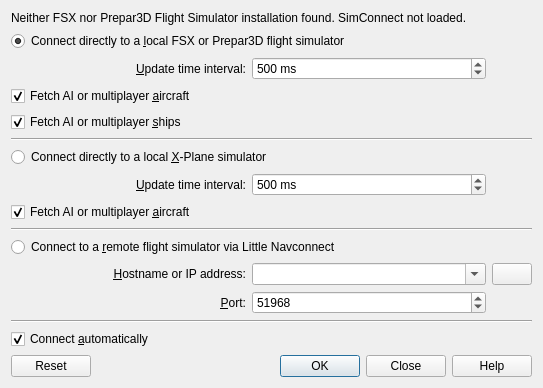
Old version of the form src/connect/connectdialog.ui in the repository albar965/littlenavmap.
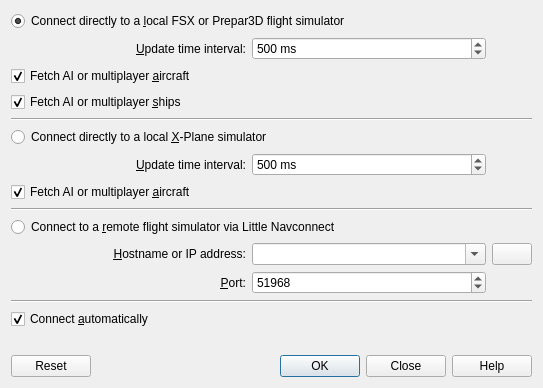
New version of the form. Icons and pictures are not drawn.

Commit message: Added display of simulator type to connection status in statusbar. Fixed potential crash on failing network connection. Fixed status bar indication remaining in disconnected state sometimes. Removed "no SimConnect" header label in connect dialog.

```diff
--- a/src/connect/connectdialog.ui
+++ b/src/connect/connectdialog.ui
@@ -14,13 +14,6 @@
    <string>Little Navmap - Connect</string>
   </property>
   <layout class="QVBoxLayout" name="verticalLayout">
-   <item>
-    <widget class="QLabel" name="labelConnectHeader">
-     <property name="text">
-      <string>Neither FSX nor Prepar3D Flight Simulator installation found. SimConnect not loaded.</string>
-     </property>
-    </widget>
-   </item>
    <item>
     <layout class="QGridLayout" name="gridLayout">
      <property name="topMargin">
```
The commit also changes 4 other files.
